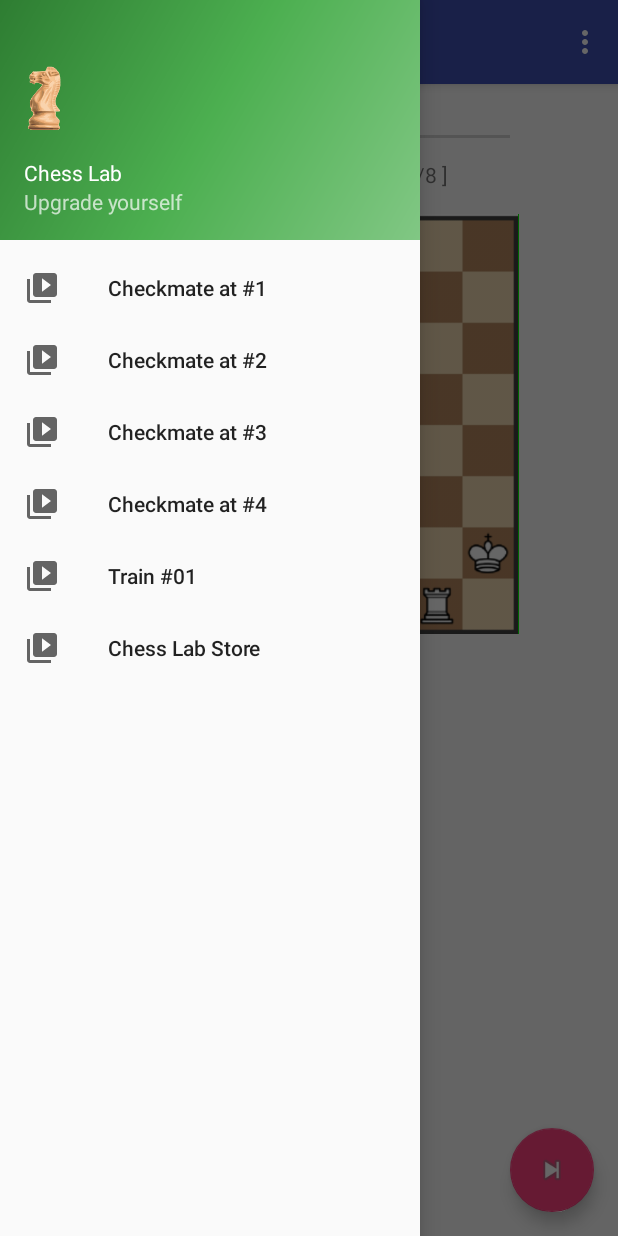
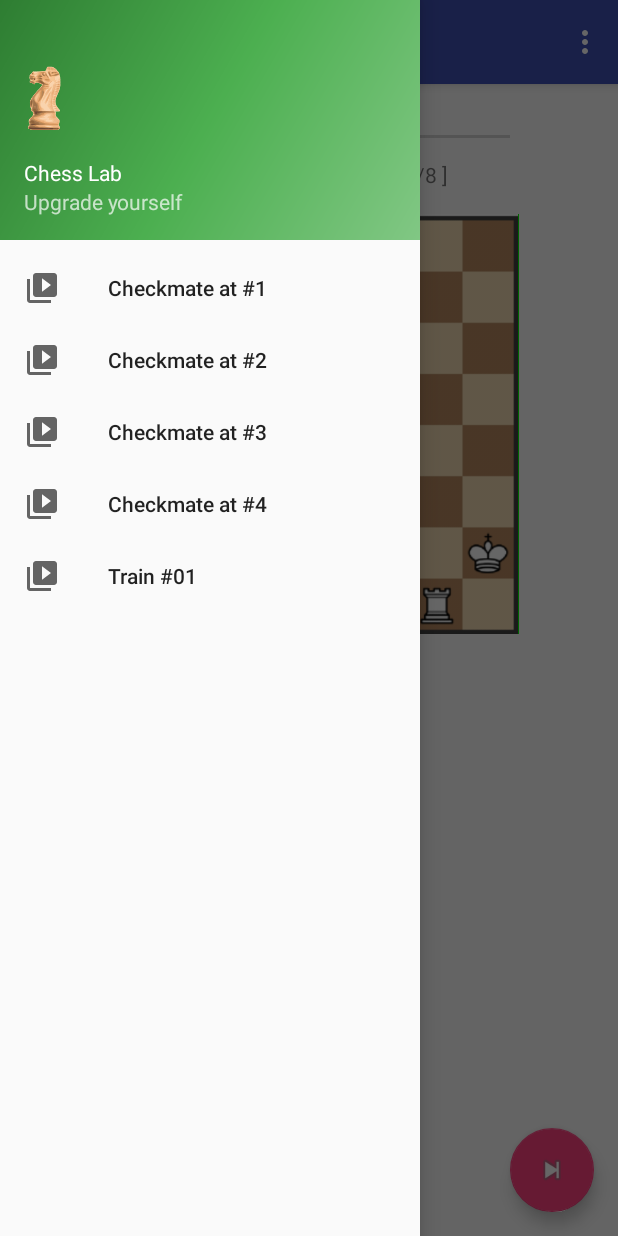
Before and after one commit to PabloEzequiel/chess, an Android app: the screen it shows after launch (MainActivity), with the side drawer open, on a phone screen of 412 x 824 dp. Run offline under Robolectric (Android 15) with nearby library versions, the phone set to English and light mode, and no system bars.

Commit message:
I am closing training version ... I am preparing store

```diff
--- a/ChessLab/app/src/main/java/io/github/pabloezequiel/chesslab/core/ChessModules.java
+++ b/ChessLab/app/src/main/java/io/github/pabloezequiel/chesslab/core/ChessModules.java
@@ -128,23 +128,4 @@ public class ChessModules {
     }
 
 
-    /**
-     * An standar key name for each proble
-     * @param MATE_COLLECTION
-     * @param idx
-     * @return
-     */
-    /*
-    public static String getKeyName(String MATE_COLLECTION, int idx) {
-
-        String sidx = String.format("%05d", idx);
-
-
-        if (MATE_COLLECTION.equals(ChessModules.KEY_TRAIN_01_COLLECTION)) {
-            return "Problem " + sidx + ":";
-        }
-
-        return "chess_mate1_" + sidx;
-    }
-    */
 }
--- a/ChessLab/app/src/main/java/io/github/pabloezequiel/chesslab/core/ChessTrainer.java
+++ b/ChessLab/app/src/main/java/io/github/pabloezequiel/chesslab/core/ChessTrainer.java
@@ -271,7 +271,7 @@ public class ChessTrainer {
         String mail   = "chesslab.mobile@gmail.com";
         String titulo =  "El Titulo";
 
-        String asunto =  "Chess Lab: Módulo de Entramiento 01";
+        String asunto =  "Chess Lab: Módulo de Entrenamiento 01";
         String texto_mail = "Sus respuestas a los ejercicios: \n\n" +ChessTrainer.getMail_UserSolution();
 
 
--- a/ChessLab/app/src/main/res/menu/activity_main_drawer.xml
+++ b/ChessLab/app/src/main/res/menu/activity_main_drawer.xml
@@ -25,10 +25,12 @@
             android:icon="@drawable/ic_menu_slideshow"
             android:title="@string/menu_train_001" />
 
+        <!--
         <item
             android:id="@+id/train_store"
             android:icon="@drawable/ic_menu_slideshow"
             android:title="@string/menu_train_store" />
+        -->
 
     </group>
 
```
Also changed, not shown: ChessLab/app/src/main/java/io/github/pabloezequiel/chesslab/MainActivity.java (+7 -1 lines).
